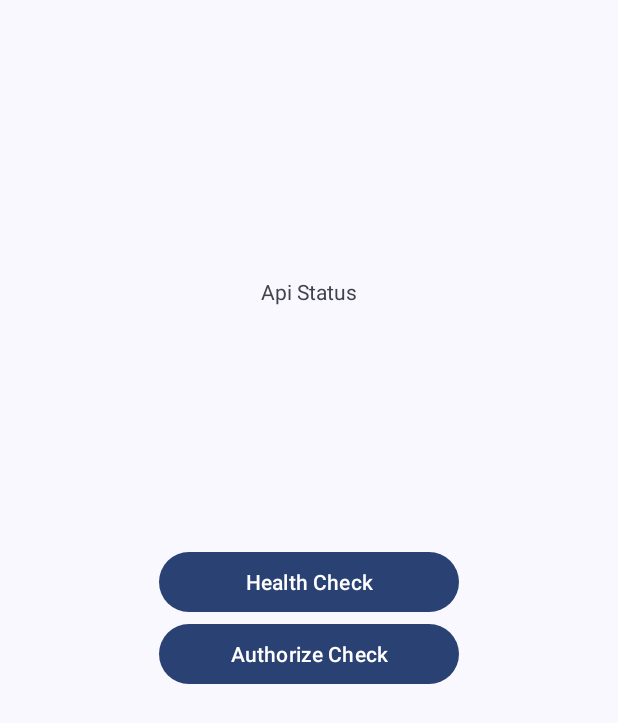
After one commit to DevThurain/DaggerHiltTesting, an Android app: the layout fragment_double_token.xml on its own in the app's theme, with its tools: preview values and no code run, on a phone screen of 412 x 824 dp. The commit adds this screen. Shown: the top 723 px of the screen. Run offline under Robolectric (Android 15) with nearby library versions, the phone set to English and light mode, and no system bars; network calls fail.

Commit message:
Add Double Token

```diff
--- a/app/src/main/AndroidManifest.xml
+++ b/app/src/main/AndroidManifest.xml
@@ -2,6 +2,7 @@
 <manifest xmlns:android="http://schemas.android.com/apk/res/android"
     xmlns:tools="http://schemas.android.com/tools">
 
+    <uses-permission android:name="android.permission.INTERNET"/>
     <application
         android:name=".DaggerTestingApp"
         android:allowBackup="true"
--- /dev/null
+++ b/app/src/main/java/com/thurainx/androiddaggerhilttesting/network/ApiConstants.kt
@@ -0,0 +1,5 @@
+package com.thurainx.androiddaggerhilttesting.network
+
+object ApiConstants {
+    val BASED_URL = "https://1044f083-8562-4c64-be84-8919acf4d43d.mock.pstmn.io"
+}
--- /dev/null
+++ b/app/src/main/java/com/thurainx/androiddaggerhilttesting/network/response/ApiHealthResult.kt
@@ -0,0 +1,3 @@
+package com.thurainx.androiddaggerhilttesting.network.response
+
+data class ApiHealthResult(val success: Boolean)
--- /dev/null
+++ b/app/src/main/java/com/thurainx/androiddaggerhilttesting/network/response/LoginResult.kt
@@ -0,0 +1,3 @@
+package com.thurainx.androiddaggerhilttesting.network.response
+
+data class LoginResult(val success: Boolean)
--- /dev/null
+++ b/app/src/main/java/com/thurainx/androiddaggerhilttesting/network/response/TokenResult.kt
@@ -0,0 +1,5 @@
+package com.thurainx.androiddaggerhilttesting.network.response
+
+import com.google.gson.annotations.SerializedName
+
+data class TokenResult(@SerializedName("access_token") val accessToken: String,@SerializedName("refresh_token") val refreshToken: String)
--- /dev/null
+++ b/app/src/main/res/drawable/ic_api.xml
@@ -0,0 +1,5 @@
+<vector android:height="24dp" android:tint="#000000"
+    android:viewportHeight="24" android:viewportWidth="24"
+    android:width="24dp" xmlns:android="http://schemas.android.com/apk/res/android">
+    <path android:fillColor="@android:color/white" android:pathData="M14,12l-2,2l-2,-2l2,-2L14,12zM12,6l2.12,2.12l2.5,-2.5L12,1L7.38,5.62l2.5,2.5L12,6zM6,12l2.12,-2.12l-2.5,-2.5L1,12l4.62,4.62l2.5,-2.5L6,12zM18,12l-2.12,2.12l2.5,2.5L23,12l-4.62,-4.62l-2.5,2.5L18,12zM12,18l-2.12,-2.12l-2.5,2.5L12,23l4.62,-4.62l-2.5,-2.5L12,18z"/>
+</vector>
--- /dev/null
+++ b/app/src/main/res/layout/fragment_double_token.xml
@@ -0,0 +1,44 @@
+<?xml version="1.0" encoding="utf-8"?>
+<RelativeLayout xmlns:android="http://schemas.android.com/apk/res/android"
+    xmlns:tools="http://schemas.android.com/tools"
+    android:layout_width="match_parent"
+    android:layout_height="match_parent"
+    tools:context=".fragments.DoubleTokenFragment">
+
+
+    <androidx.appcompat.widget.AppCompatTextView
+        android:id="@+id/tvApiStatus"
+        android:layout_width="match_parent"
+        android:layout_height="wrap_content"
+        android:text="Api Status"
+        android:layout_above="@id/layoutApiCheck"
+        android:textAlignment="center"
+        />
+
+    <LinearLayout
+        android:id="@+id/layoutApiCheck"
+        android:layout_width="match_parent"
+        android:layout_height="wrap_content"
+        android:layout_marginTop="160dp"
+        android:layout_centerInParent="true"
+        android:gravity="center"
+        android:orientation="vertical">
+
+        <Button
+            android:id="@+id/btnApiHealth"
+            android:layout_width="200dp"
+            android:layout_height="wrap_content"
+            android:text="Health Check" />
+
+        <Button
+            android:id="@+id/btnCall401Api"
+            android:layout_width="200dp"
+            android:layout_height="wrap_content"
+            android:layout_centerInParent="true"
+            android:text="Authorize Check" />
+
+
+    </LinearLayout>
+
+
+</RelativeLayout>
--- a/app/src/main/res/navigation/navigation_main.xml
+++ b/app/src/main/res/navigation/navigation_main.xml
@@ -20,4 +20,9 @@
         android:name="com.thurainx.androiddaggerhilttesting.fragments.TestingTwoFragment"
         android:label="fragment_testing_two"
         tools:layout="@layout/fragment_testing_two" />
+    <fragment
+        android:id="@+id/navDoubleTokenFragment"
+        android:name="com.thurainx.androiddaggerhilttesting.fragments.DoubleTokenFragment"
+        android:label="fragment_double_token"
+        tools:layout="@layout/fragment_double_token" />
 </navigation>
```
Also changed, not shown: app/build.gradle (+19 -0 lines), app/src/main/java/com/thurainx/androiddaggerhilttesting/MainActivity.kt (+11 -2 lines), app/src/main/java/com/thurainx/androiddaggerhilttesting/fragments/DoubleTokenFragment.kt (added, +69 -0 lines), app/src/main/java/com/thurainx/androiddaggerhilttesting/model/DaggerHiltTestingModel.kt (added, +12 -0 lines), app/src/main/java/com/thurainx/androiddaggerhilttesting/model/DaggerHiltTestingModelImpl.kt (added, +27 -0 lines), app/src/main/java/com/thurainx/androiddaggerhilttesting/mvp/presenters/DoubleTokenPresenter.kt (added, +9 -0 lines), app/src/main/java/com/thurainx/androiddaggerhilttesting/mvp/presenters/DoubleTokenPresenterImpl.kt (added, +44 -0 lines), app/src/main/java/com/thurainx/androiddaggerhilttesting/mvp/views/DoubleTokenView.kt (added, +9 -0 lines), app/src/main/java/com/thurainx/androiddaggerhilttesting/network/ApiBuilder.kt (added, +44 -0 lines), app/src/main/java/com/thurainx/androiddaggerhilttesting/network/AppApi.kt (added, +22 -0 lines), app/src/main/java/com/thurainx/androiddaggerhilttesting/network/TokenAuthenticator.kt (added, +31 -0 lines), app/src/main/java/com/thurainx/androiddaggerhilttesting/network/TokenRefreshApi.kt (added, +15 -0 lines).
